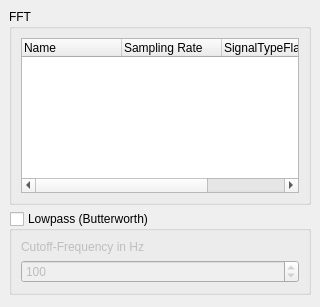
Qt form src/config_widget/filter_dockwidget.ui (tools4BCI/TiA-Scope) before a commit.
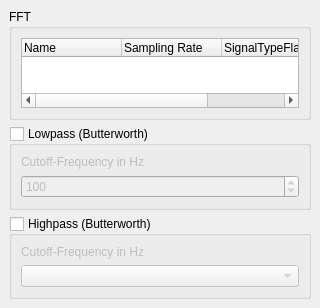
The same form after that commit.

```diff
--- a/src/config_widget/filter_dockwidget.ui
+++ b/src/config_widget/filter_dockwidget.ui
@@ -89,6 +89,31 @@
       </layout>
      </widget>
     </item>
+    <item>
+     <widget class="QGroupBox" name="highpass">
+      <property name="title">
+       <string>Highpass (Butterworth)</string>
+      </property>
+      <property name="checkable">
+       <bool>true</bool>
+      </property>
+      <property name="checked">
+       <bool>false</bool>
+      </property>
+      <layout class="QVBoxLayout" name="verticalLayout_4">
+       <item>
+        <widget class="QLabel" name="label_2">
+         <property name="text">
+          <string>Cutoff-Frequency in Hz</string>
+         </property>
+        </widget>
+       </item>
+       <item>
+        <widget class="QComboBox" name="highpassCutoff"/>
+       </item>
+      </layout>
+     </widget>
+    </item>
     <item>
      <spacer name="verticalSpacer">
       <property name="orientation">
```
